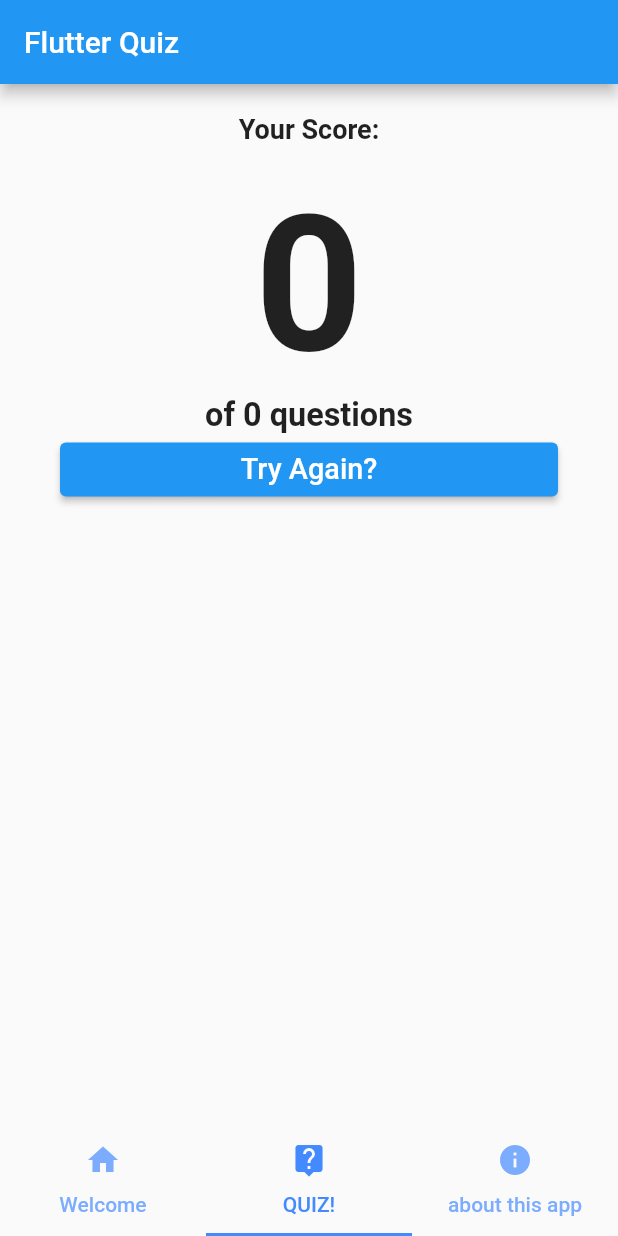
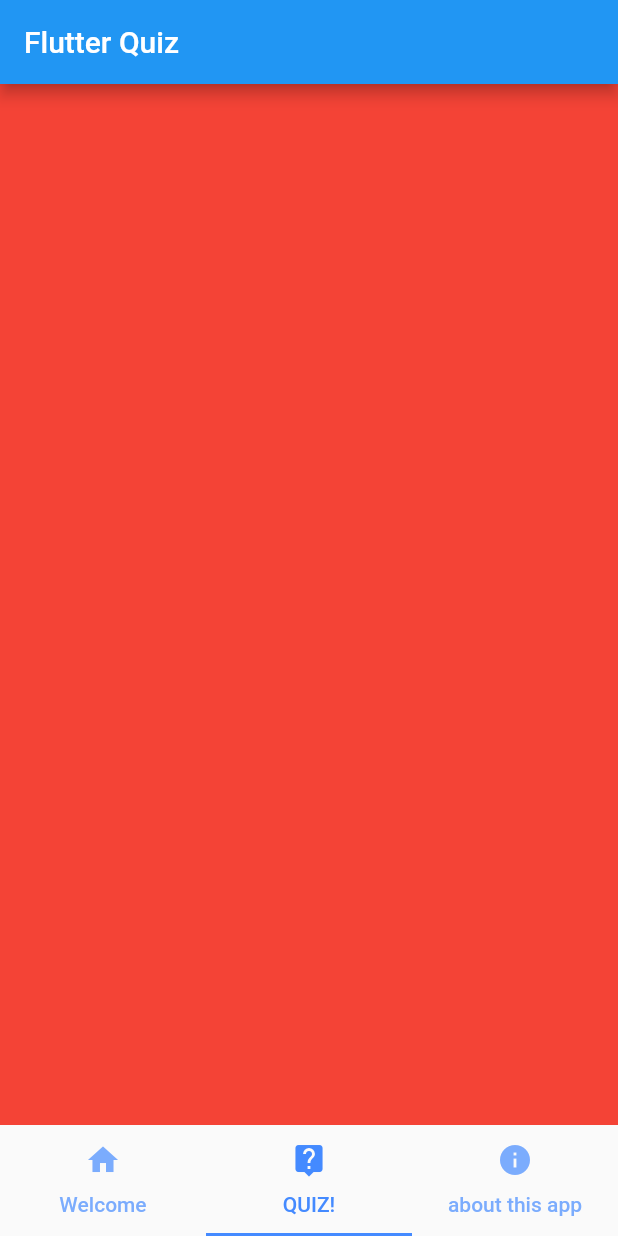
Before and after one commit to galileo-academy-wmiw/Quiz_App_Leaf, a Flutter app: the screen it shows once a user with an empty profile is signed in, item 2 of the bottom bar chosen, on a phone screen of 412 x 824 dp. Run offline on Flutter 3.47's test engine with Material 2 defaults, Android fonts, the light colour scheme and no system bars; our stand-ins replace cloud_firestore, firebase_auth, firebase_core, firebase_storage; accounts and stored records are empty.

Commit message:
blocked play if it's not time with a placeholder screen

```diff
--- a/lib/quiz.dart
+++ b/lib/quiz.dart
@@ -1,6 +1,7 @@
 import 'package:flutter/material.dart';
 
 import 'package:quiz_app/library.dart' as lib;
+import 'package:quiz_app/quizparts/OutOfTimeScreen.dart';
 
 import 'quizparts/quizQuestion.dart';
 import 'quizparts/quizResult.dart';
@@ -40,7 +41,10 @@ class _QuizState extends State<Quiz> with AutomaticKeepAliveClientMixin {
   @override
   Widget build(BuildContext context) {
     super.build(context);
-    if (questionNumber >= lib.questions.length){
+    if(lib.timeToFinish.isBefore(DateTime.now())){
+      return const OutOfTimeScreen();
+    }
+    else if (questionNumber >= lib.questions.length){
       return QuizResult(score);
     }else{
       return QuizQuestion(questionNumber, score, processAnswer);
--- /dev/null
+++ b/lib/quizparts/OutOfTimeScreen.dart
@@ -0,0 +1,12 @@
+import 'package:flutter/material.dart';
+
+class OutOfTimeScreen extends StatelessWidget {
+  const OutOfTimeScreen({Key? key}) : super(key: key);
+
+  @override
+  Widget build(BuildContext context) {
+    return Container(
+      color: Colors.red,
+    );
+  }
+}
--- a/lib/welcome.dart
+++ b/lib/welcome.dart
@@ -19,6 +19,7 @@ class Welcome extends StatelessWidget {
                 FirebaseAuth.instance.signOut();
                 Navigator.pop(context);
                 if(Navigator.canPop(context)){
+
                   Navigator.pop(context);
                 }else{
                   Navigator.pushReplacement(context, MaterialPageRoute(builder: (context) => const SelectLoginOrRegisterScreen()));
```
Also changed, not shown: pubspec.lock.
